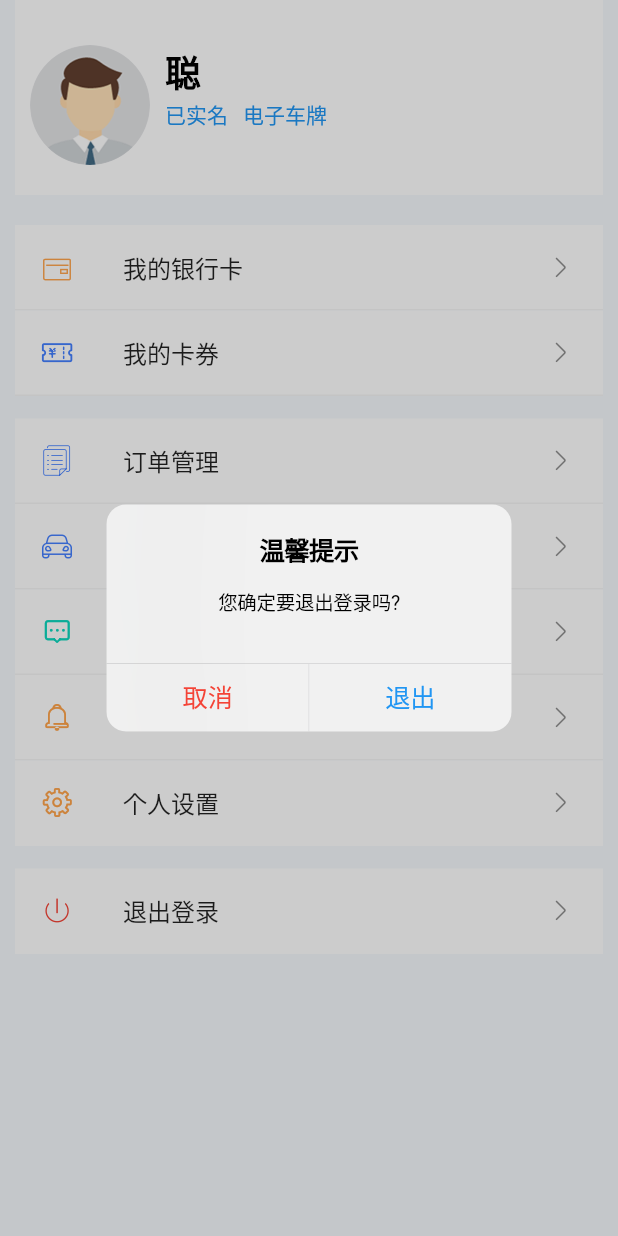
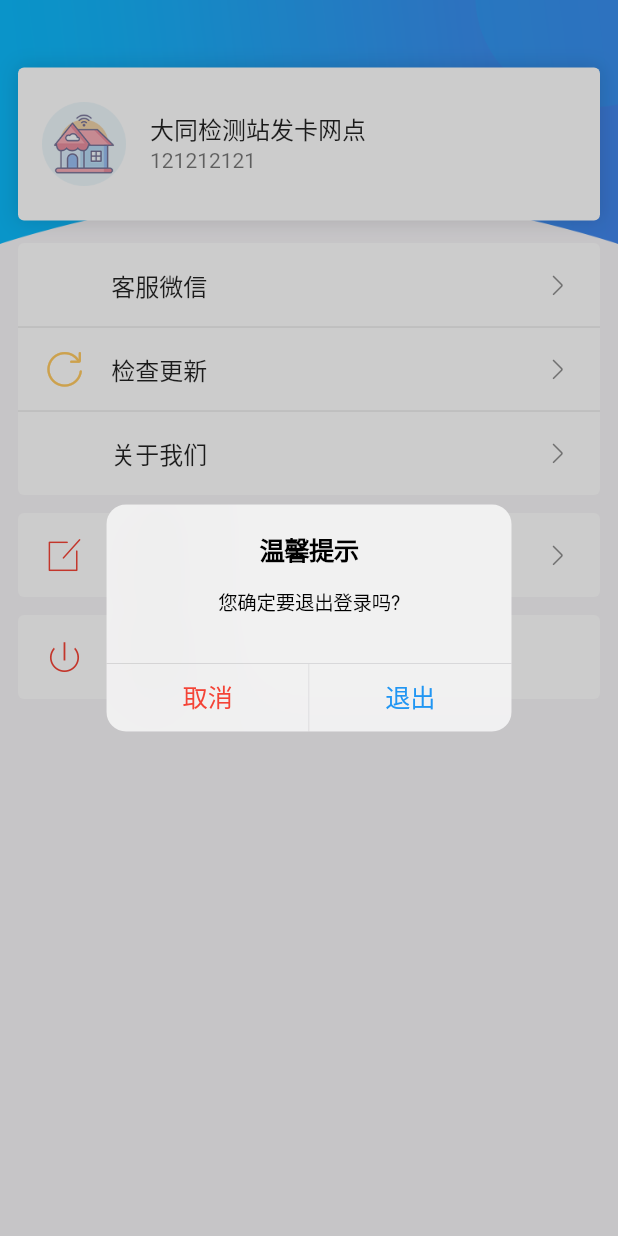
Before and after one commit to fight1991/app-xiaomanyao2.0, a Flutter app: the MinePage widget shown alone on an empty page, opened directly, after a tap on "退出登录", on a phone screen of 412 x 824 dp. Run offline on Flutter 3.47's test engine with Material 2 defaults, Android fonts, the phone set to English and light mode, and no system bars; our stand-ins replace dio, fluttertoast, package_info.

Commit message:
关于我们和微信客服页面暂存

```diff
--- a/lib/src/pages/home/home_mine_page.dart
+++ b/lib/src/pages/home/home_mine_page.dart
@@ -1,6 +1,8 @@
 import 'package:flutter/cupertino.dart';
 import 'package:flutter/material.dart';
 import 'package:flutter_car_live/src/pages/login/login_page.dart';
+import 'package:flutter_car_live/src/subpages/aboutus/about.dart';
+import 'package:flutter_car_live/src/subpages/wechatserver/wechatserver.dart';
 import 'package:flutter_car_live/utils/log_utils.dart';
 import 'package:flutter_car_live/utils/navigator_utils.dart';
 import 'package:flutter_car_live/utils/toast_utils.dart';
@@ -12,188 +14,149 @@ class MinePage extends StatefulWidget {
 }
 
 class _MinePage extends State<MinePage> {
-  List<Map<String, dynamic>> _listData = [
-    {
-      'leadIcon': IconFont.icon_card_finance,
-      'iconColor': Color(0xffffa44b),
-      'label': '我的银行卡',
-      'bottomBorder': true,
-      'navigator': null,
-      'gap': false
-    },
-    {
-      'leadIcon': IconFont.icon_ticket,
-      'iconColor': Color(0xff447fff),
-      'label': '我的卡券',
-      'bottomBorder': true,
-      'navigator': null,
-      'gap': true
-    },
-    {
-      'leadIcon': IconFont.icon_order,
-      'iconColor': Color(0xff447fff),
-      'label': '订单管理',
-      'bottomBorder': true,
-      'navigator': null,
-      'gap': false
-    },
-    {
-      'leadIcon': IconFont.icon_car,
-      'iconColor': Color(0xff447fff),
-      'label': '我的车辆',
-      'bottomBorder': true,
-      'navigator': null,
-      'gap': false
-    },
-    {
-      'leadIcon': IconFont.icon_info,
-      'iconColor': Color(0xff0dd7be),
-      'label': '我的消息',
-      'bottomBorder': true,
-      'navigator': null,
-      'gap': false
-    },
-    {
-      'leadIcon': IconFont.icon_send,
-      'iconColor': Color(0xffffa44b),
-      'label': '推送设置',
-      'bottomBorder': true,
-      'navigator': null,
-      'gap': false
-    },
-    {
-      'leadIcon': IconFont.icon_setting,
-      'iconColor': Color(0xffffa44b),
-      'label': '个人设置',
-      'bottomBorder': false,
-      'navigator': null,
-      'gap': true
-    },
-    {
-      'leadIcon': IconFont.icon_logout,
-      'iconColor': Colors.red,
-      'label': '退出登录',
-      'bottomBorder': false,
-      'navigator': 'logOut',
-      'gap': false
-    }
-  ];
   @override
   Widget build(BuildContext context) {
     return Container(
-      padding: EdgeInsets.symmetric(horizontal: 10),
+      decoration: BoxDecoration(
+        color: Color(0xffF8F6F9),
+        image: DecorationImage(
+          alignment: Alignment.topCenter,
+          fit: BoxFit.fitWidth,
+          image: AssetImage('assets/images/common/mine-bg.png'),
+        ),
+      ),
       child: ListView(
         children: [
-          buildHeadUser(),
-          buildListView(),
+          buildTopTitle(),
+          buildListViewBox(
+            children: [
+              buildListTitleItem(
+                  title: '客服微信',
+                  leadingIconColor: Color(0xff0DD7BE),
+                  leadingIcon: IconFont.icon_server,
+                  ontap: () => listTitleTap('wechat')),
+              buildListTitleItem(
+                  leadingIconColor: Color(0xffFFC960),
+                  title: '检查更新',
+                  leadingIcon: IconFont.icon_refresh,
+                  ontap: () => listTitleTap('refresh')),
+              buildListTitleItem(
+                  leadingIconColor: Color(0xff0769DFF),
+                  title: '关于我们',
+                  leadingIcon: IconFont.icon_aboutUs,
+                  ontap: () => listTitleTap('aboutUs')),
+            ],
+          ),
+          SizedBox(height: 12),
+          buildListViewBox(
+            children: [
+              buildListTitleItem(
+                  leadingIconColor: Colors.red,
+                  title: '修改密码',
+                  leadingIcon: IconFont.icon_edit,
+                  ontap: () => listTitleTap('editPw')),
+            ],
+          ),
+          SizedBox(height: 12),
+          buildListViewBox(
+            children: [
+              buildListTitleItem(
+                  leadingIconColor: Colors.red,
+                  title: '退出登录',
+                  leadingIcon: IconFont.icon_logout,
+                  trailingShow: false,
+                  ontap: () => listTitleTap('logout')),
+            ],
+          )
         ],
       ),
     );
   }
 
-  // 用户状态
-  Widget buildHeadUser() {
+  // 卡点详情
+  Widget buildTopTitle() {
     return Container(
-      padding: EdgeInsets.only(top: 30, bottom: 20, left: 10, right: 10),
-      margin: EdgeInsets.only(bottom: 20),
-      decoration: BoxDecoration(color: Colors.white),
-      child: Row(
-        crossAxisAlignment: CrossAxisAlignment.start,
-        children: [
-          // 裁剪成圆形
-          ClipOval(
-            child: Image.asset(
-              'assets/images/user_static_logo.png',
-              height: 80,
-              width: 80,
-              fit: BoxFit.fill,
-            ),
-          ),
-          SizedBox(width: 10),
-          Expanded(child: buildStatusBox()),
+      margin: EdgeInsets.only(top: 45, left: 12, right: 12, bottom: 15),
+      padding: EdgeInsets.symmetric(vertical: 15),
+      decoration: BoxDecoration(
+        color: Colors.white,
+        borderRadius: BorderRadius.circular(4),
+        boxShadow: [
+          BoxShadow(
+            color: Colors.black12,
+            blurRadius: 10,
+            spreadRadius: 1.0,
+          )
         ],
+      ),
+      child: ListTile(
+        leading: Image.asset('assets/images/common/mine-avatar.png'),
+        title: Text('大同检测站发卡网点'),
+        subtitle: Text('121212121'),
       ),
     );
   }
 
-  Widget buildStatusBox() {
-    return Column(
-      crossAxisAlignment: CrossAxisAlignment.start,
-      children: [
-        Text(
-          '聪',
-          style: TextStyle(
-            color: Colors.black,
-            fontWeight: FontWeight.bold,
-            fontSize: 24,
-          ),
-        ),
-        Row(
-          children: [
-            Text(
-              '已实名',
-              style: TextStyle(color: Theme.of(context).accentColor),
-            ),
-            SizedBox(
-              width: 10,
-            ),
-            Text(
-              '电子车牌',
-              style: TextStyle(color: Theme.of(context).accentColor),
-            ),
-          ],
-        ),
-      ],
-    );
-  }
-
-  // listTilte列表
-  Widget buildListView() {
+  // listTilte列表集合
+  Widget buildListViewBox({required Iterable<Widget> children}) {
     return Container(
-      // padding: EdgeInsets.symmetric(horizontal: 8),
-      child: ListView.builder(
-        shrinkWrap: true, //范围内进行包裹（内容多高ListView就多高）
-        physics: NeverScrollableScrollPhysics(), //禁止滚动
-        itemCount: _listData.length,
-        itemBuilder: (BuildContext context, int index) {
-          return Container(
-            margin: EdgeInsets.only(bottom: _listData[index]['gap'] ? 15 : 0),
-            decoration: BoxDecoration(
-              color: Colors.white,
-              border: Border(
-                bottom: BorderSide(
-                  width: 1,
-                  color: _listData[index]['bottomBorder']
-                      ? Color(0xfff5f5f5)
-                      : Color(0xffffffff),
-                ),
-              ),
-            ),
-            child: ListTile(
-              leading: Icon(
-                _listData[index]['leadIcon'],
-                color: _listData[index]['iconColor'],
-              ),
-              title: Text(_listData[index]['label']),
-              trailing: Icon(IconFont.icon_arrow_right),
-              onTap: () {
-                listTitleOnTap(index);
-              },
-            ),
-          );
-        },
+      margin: EdgeInsets.symmetric(horizontal: 12),
+      decoration: BoxDecoration(
+        borderRadius: BorderRadius.circular(4),
+        color: Colors.white,
+      ),
+      child: Column(
+        children: ListTile.divideTiles(
+          context: context,
+          tiles: children,
+        ).toList(),
       ),
     );
   }
 
-  // listTitle点击事件
-  void listTitleOnTap(int index) {
-    LogUtils.e('点击listTile');
-    String _op = _listData[index]['navigator'];
-    if (_op == 'logOut') {
-      logOutBtn();
-    } else {
-      // 跳转到其它页面
+  Widget buildListTitleItem(
+      {String? title,
+      IconData? leadingIcon,
+      bool trailingShow = true,
+      Function()? ontap,
+      Color? leadingIconColor,
+      String? trailingText}) {
+    return Container(
+      child: ListTile(
+        onTap: ontap,
+        leading: Icon(
+          leadingIcon,
+          color: leadingIconColor,
+          size: 30,
+        ),
+        title: Align(child: Text(title ?? ''), alignment: Alignment(-1.1, 0)),
+        trailing: trailingShow ? Icon(IconFont.icon_arrow_right) : Text(''),
+      ),
+    );
+  }
+
+  // 点击事件
+  void listTitleTap(String tab) {
+    switch (tab) {
+      case 'wechat':
+        NavigatorUtils.pushPageByFade(
+          context: context,
+          targPage: ServerPage(),
+        );
+        break;
+      case 'refresh':
+        break;
+      case 'aboutUs':
+        NavigatorUtils.pushPageByFade(
+          context: context,
+          targPage: About(),
+        );
+        break;
+      case 'editPw':
+        break;
+      case 'logout':
+        logOutBtn();
+        break;
     }
   }
 
--- /dev/null
+++ b/lib/src/subpages/aboutus/about.dart
@@ -0,0 +1,73 @@
+import 'package:flutter/material.dart';
+import 'package:flutter/cupertino.dart';
+
+/// @Author: Tiancong
+/// @Date: 2021-11-30 16:05:23
+/// @Description: 关于我们页面
+
+class About extends StatefulWidget {
+  const About({Key? key}) : super(key: key);
+  @override
+  _AboutState createState() => _AboutState();
+}
+
+class _AboutState extends State<About> {
+  String _graphFirst =
+      '航天吉光科技有限公司是深圳航天科技创新研究院作为投资主体，江阴市高新技术开发区管理委员会参与投资建设的，是航天科技集团和地方政府央地合作的典范。';
+  String _graphTwo =
+      '小蛮腰 APP 是航天吉光科技有限公司精心打造的基于电子车牌的涉车支付商户平台，实现停洗车、加油、保险、维修保养等涉车消费商户功能。';
+  @override
+  Widget build(BuildContext context) {
+    return Scaffold(
+      appBar: AppBar(
+        title: Text('关于我们'),
+      ),
+      body: Container(
+        width: double.infinity,
+        padding: EdgeInsets.symmetric(horizontal: 20),
+        child: Column(
+          crossAxisAlignment: CrossAxisAlignment.center,
+          children: [
+            SizedBox(
+              height: 40,
+            ),
+            Image.asset(
+              'assets/images/common/about-icon1.png',
+              width: 80,
+            ),
+            SizedBox(
+              height: 40,
+            ),
+            Container(
+              child: Text(_graphFirst),
+            ),
+            Container(
+              child: Text(_graphTwo),
+            ),
+            SizedBox(
+              height: 40,
+            ),
+            Expanded(
+              child: Column(
+                mainAxisAlignment: MainAxisAlignment.end,
+                children: [
+                  Image.asset(
+                    'assets/images/common/about-icon.png',
+                    width: 120,
+                  ),
+                  SizedBox(
+                    height: 10,
+                  ),
+                  Text('v1.0.0'),
+                  SizedBox(
+                    height: 40,
+                  ),
+                ],
+              ),
+            ),
+          ],
+        ),
+      ),
+    );
+  }
+}
--- /dev/null
+++ b/lib/src/subpages/wechatserver/wechatserver.dart
@@ -0,0 +1,47 @@
+import 'package:flutter/material.dart';
+import 'package:flutter/cupertino.dart';
+
+/// @Author: Tiancong
+/// @Date: 2021-11-30 15:55:24
+/// @Description: 客服微信
+
+class ServerPage extends StatefulWidget {
+  final wechatcount;
+  const ServerPage({Key? key, String? this.wechatcount}) : super(key: key);
+  @override
+  _ServerPageState createState() => _ServerPageState();
+}
+
+class _ServerPageState extends State<ServerPage> {
+  @override
+  Widget build(BuildContext context) {
+    return Scaffold(
+      appBar: AppBar(
+        title: Text('微信客服'),
+      ),
+      body: Container(
+        width: double.infinity,
+        child: Column(
+          crossAxisAlignment: CrossAxisAlignment.center,
+          children: [
+            SizedBox(
+              height: 60,
+            ),
+            Text(
+              '客服微信号: ${widget.wechatcount ?? "xxxxxxx"}',
+              style: TextStyle(color: Color(0xff2B9DF1)),
+            ),
+            SizedBox(
+              height: 30,
+            ),
+            Container(
+              height: 200,
+              width: 200,
+              color: Colors.pink,
+            )
+          ],
+        ),
+      ),
+    );
+  }
+}
--- a/lib/widgets/iconfont/iconfont.dart
+++ b/lib/widgets/iconfont/iconfont.dart
@@ -4,6 +4,16 @@ import 'package:flutter/widgets.dart';
 class IconFont {
   static const String _family = 'iconfont';
   IconFont._();
+  static const IconData icon_aboutUs = IconData(0xe601, fontFamily: _family);
+  static const IconData icon_server = IconData(0xec2e, fontFamily: _family);
+  static const IconData icon_qingchu = IconData(0xe61d, fontFamily: _family);
+  static const IconData icon_shaixuan = IconData(0xe74a, fontFamily: _family);
+  static const IconData icon_add_one = IconData(0xeb89, fontFamily: _family);
+  static const IconData icon_select = IconData(0xe604, fontFamily: _family);
+  static const IconData icon_close_none = IconData(0xe69e, fontFamily: _family);
+  static const IconData icon_guanbi = IconData(0xe600, fontFamily: _family);
+  static const IconData icon_success = IconData(0xe657, fontFamily: _family);
+  static const IconData icon_weixin = IconData(0xe607, fontFamily: _family);
   static const IconData icon_setting = IconData(0xe610, fontFamily: _family);
   static const IconData icon_send = IconData(0xe628, fontFamily: _family);
   static const IconData icon_order = IconData(0xe69d, fontFamily: _family);
```
Also changed, not shown: lib/src/pages/home/home_main_page.dart (+5 -9 lines).
